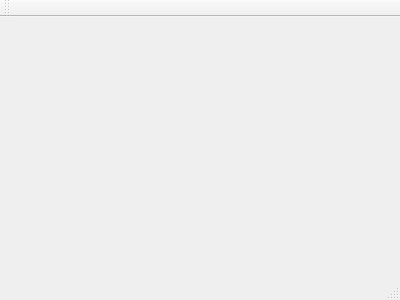
The window that StereoVision/mainwindow.ui (vinctzh/stereo_cv_qt) describes before a commit, drawn with Qt 5.
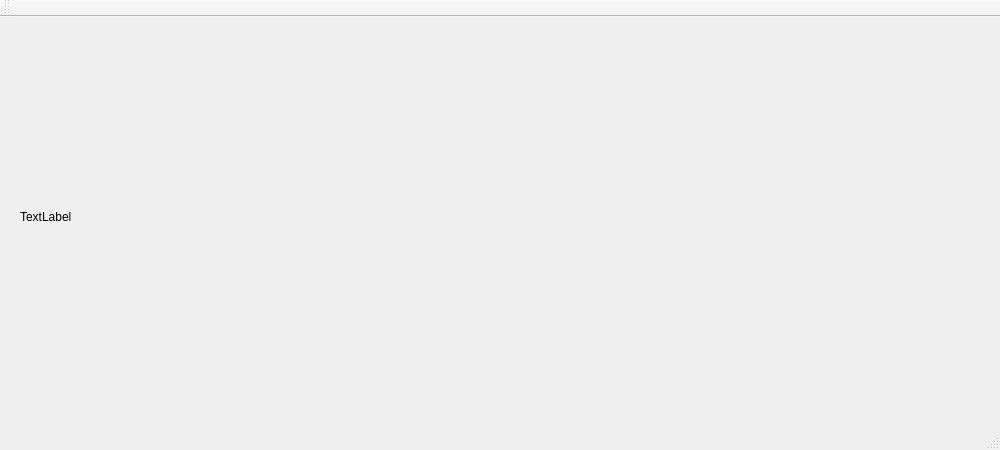
The same window after the commit.

The edit to the form file:
```diff
--- a/StereoVision/mainwindow.ui
+++ b/StereoVision/mainwindow.ui
@@ -1,24 +1,53 @@
 <ui version="4.0">
  <class>MainWindow</class>
- <widget class="QMainWindow" name="MainWindow" >
-  <property name="geometry" >
+ <widget class="QMainWindow" name="MainWindow">
+  <property name="geometry">
    <rect>
     <x>0</x>
     <y>0</y>
-    <width>400</width>
-    <height>300</height>
+    <width>1000</width>
+    <height>450</height>
    </rect>
   </property>
   <property name="windowTitle" >
    <string>MainWindow</string>
   </property>
-  <widget class="QMenuBar" name="menuBar" />
-  <widget class="QToolBar" name="mainToolBar" />
-  <widget class="QWidget" name="centralWidget" />
-  <widget class="QStatusBar" name="statusBar" />
+  <widget class="QWidget" name="centralWidget">
+   <widget class="QLabel" name="doubleView">
+    <property name="geometry">
+     <rect>
+      <x>20</x>
+      <y>10</y>
+      <width>960</width>
+      <height>380</height>
+     </rect>
+    </property>
+    <property name="text">
+     <string>TextLabel</string>
+    </property>
+   </widget>
+  </widget>
+  <widget class="QMenuBar" name="menuBar">
+   <property name="geometry">
+    <rect>
+     <x>0</x>
+     <y>0</y>
+     <width>1000</width>
+     <height>23</height>
+    </rect>
+   </property>
+  </widget>
+  <widget class="QToolBar" name="mainToolBar">
+   <attribute name="toolBarArea">
+    <enum>TopToolBarArea</enum>
+   </attribute>
+   <attribute name="toolBarBreak">
+    <bool>false</bool>
+   </attribute>
+  </widget>
+  <widget class="QStatusBar" name="statusBar"/>
  </widget>
- <layoutDefault spacing="6" margin="11" />
- <pixmapfunction></pixmapfunction>
+ <layoutdefault spacing="6" margin="11"/>
  <resources/>
  <connections/>
 </ui>
```
Left out of the diff: 3 changed lines with no effect on the pictures.
